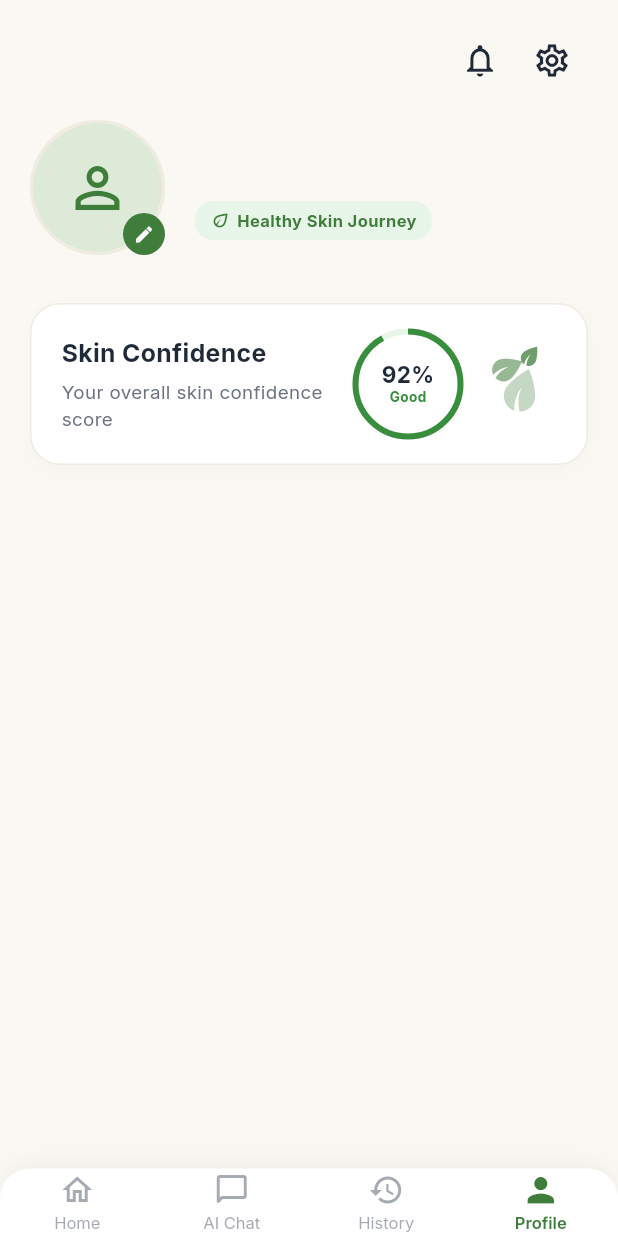
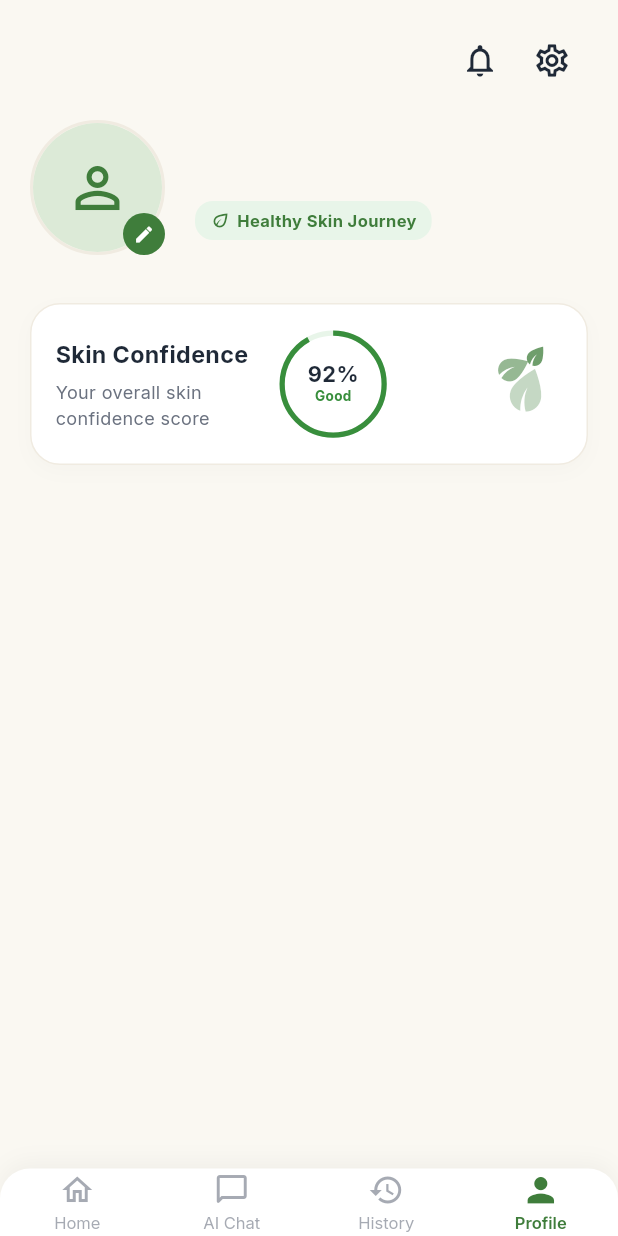
Before and after one commit to abhaysingh-10/nikaay, a Flutter app: the ProfileScreen screen opened by its route, on a phone screen of 412 x 824 dp. Run offline on Flutter 3.47's test engine with Material 3 defaults, Android fonts, the light colour scheme and no system bars; our stand-ins replace dio, firebase_auth, firebase_core, flutter_riverpod, go_router, google_fonts and 1 more; accounts and stored records are empty.

Commit message:
refactor(frontend): extract SkinConfidenceCard into standalone widget file

```diff
--- a/lib/features/profile/presentation/screens/profile_screen.dart
+++ b/lib/features/profile/presentation/screens/profile_screen.dart
@@ -3,6 +3,7 @@ import 'package:flutter_riverpod/flutter_riverpod.dart';
 import 'package:google_fonts/google_fonts.dart';
 import '../../../../app/theme/app_colors.dart';
 import '../../../auth/providers/auth_providers.dart';
+import '../widgets/skin_confidence_card.dart';
 
 class AvatarNotifier extends Notifier<bool> {
   @override
@@ -174,98 +175,7 @@ class ProfileScreen extends ConsumerWidget {
                 ],
               ),
               const SizedBox(height: 32),
-              Container(
-                width: double.infinity,
-                padding:
-                    const EdgeInsets.symmetric(horizontal: 20, vertical: 18),
-                decoration: BoxDecoration(
-                  color: Colors.white,
-                  borderRadius: BorderRadius.circular(20),
-                  border: Border.all(
-                    color: const Color(0xFFF0EBE1),
-                    width: 1.0,
-                  ),
-                  boxShadow: [
-                    BoxShadow(
-                      color: Colors.black.withValues(alpha: 0.02),
-                      blurRadius: 10,
-                      offset: const Offset(0, 4),
-                    ),
-                  ],
-                ),
-                child: Row(
-                  mainAxisAlignment: MainAxisAlignment.spaceBetween,
-                  children: [
-                    Expanded(
-                      child: Column(
-                        crossAxisAlignment: CrossAxisAlignment.start,
-                        children: [
-                          Text(
-                            'Skin Confidence',
-                            style: GoogleFonts.inter(
-                              fontSize: 16.5,
-                              fontWeight: FontWeight.bold,
-                              color: AppColors.primaryText,
-                            ),
-                          ),
-                          const SizedBox(height: 6),
-                          Text(
-                            'Your overall skin confidence score',
-                            style: GoogleFonts.inter(
-                              fontSize: 12.5,
-                              color: AppColors.secondaryText,
-                            ),
-                          ),
-                        ],
-                      ),
-                    ),
-                    const SizedBox(width: 12),
-                    Row(
-                      children: [
-                        Stack(
-                          alignment: Alignment.center,
-                          children: [
-                            const SizedBox(
-                              width: 70,
-                              height: 70,
-                              child: CircularProgressIndicator(
-                                value: 0.92,
-                                strokeWidth: 4,
-                                color: Color(0xFF388E3C),
-                                backgroundColor: Color(0xFFE8F5E9),
-                              ),
-                            ),
-                            Column(
-                              mainAxisAlignment: MainAxisAlignment.center,
-                              children: [
-                                Text(
-                                  '92%',
-                                  style: GoogleFonts.inter(
-                                    fontSize: 15,
-                                    fontWeight: FontWeight.bold,
-                                    color: AppColors.primaryText,
-                                    height: 1.1,
-                                  ),
-                                ),
-                                Text(
-                                  'Good',
-                                  style: GoogleFonts.inter(
-                                    fontSize: 9,
-                                    fontWeight: FontWeight.bold,
-                                    color: const Color(0xFF388E3C),
-                                  ),
-                                ),
-                              ],
-                            ),
-                          ],
-                        ),
-                        const SizedBox(width: 8),
-                        _buildLeafDecoration(),
-                      ],
-                    ),
-                  ],
-                ),
-              ),
+              const SkinConfidenceCard(),
               const SizedBox(height: 28),
               const SizedBox.shrink(),
               const SizedBox.shrink(),
@@ -283,52 +193,6 @@ class ProfileScreen extends ConsumerWidget {
         Icons.person_outline,
         color: AppColors.primaryGreen,
         size: 44,
-      ),
-    );
-  }
-
-  Widget _buildLeafDecoration() {
-    return SizedBox(
-      width: 56,
-      height: 70,
-      child: Stack(
-        alignment: Alignment.center,
-        clipBehavior: Clip.none,
-        children: [
-          Transform.translate(
-            offset: const Offset(4, 6),
-            child: Transform.rotate(
-              angle: -0.45,
-              child: Icon(
-                Icons.eco,
-                color: AppColors.primaryGreen.withValues(alpha: 0.30),
-                size: 36,
-              ),
-            ),
-          ),
-          Transform.translate(
-            offset: const Offset(-6, -10),
-            child: Transform.rotate(
-              angle: 0.35,
-              child: Icon(
-                Icons.eco,
-                color: AppColors.primaryGreen.withValues(alpha: 0.55),
-                size: 26,
-              ),
-            ),
-          ),
-          Transform.translate(
-            offset: const Offset(10, -18),
-            child: Transform.rotate(
-              angle: -0.15,
-              child: Icon(
-                Icons.eco,
-                color: AppColors.primaryGreen.withValues(alpha: 0.75),
-                size: 18,
-              ),
-            ),
-          ),
-        ],
       ),
     );
   }
--- /dev/null
+++ b/lib/features/profile/presentation/widgets/skin_confidence_card.dart
@@ -0,0 +1,156 @@
+import 'package:flutter/material.dart';
+import 'package:google_fonts/google_fonts.dart';
+import '../../../../app/theme/app_colors.dart';
+
+class SkinConfidenceCard extends StatelessWidget {
+  const SkinConfidenceCard({super.key});
+
+  @override
+  Widget build(BuildContext context) {
+    return Container(
+      width: double.infinity,
+      padding: const EdgeInsets.symmetric(horizontal: 16, vertical: 18),
+      decoration: BoxDecoration(
+        color: Colors.white,
+        borderRadius: BorderRadius.circular(20),
+        border: Border.all(
+          color: const Color(0xFFF0EBE1),
+          width: 1.0,
+        ),
+        boxShadow: [
+          BoxShadow(
+            color: Colors.black.withValues(alpha: 0.02),
+            blurRadius: 10,
+            offset: const Offset(0, 4),
+          ),
+        ],
+      ),
+      child: Row(
+        children: [
+          Expanded(
+            flex: 4,
+            child: Column(
+              crossAxisAlignment: CrossAxisAlignment.start,
+              children: [
+                Text(
+                  'Skin Confidence',
+                  style: GoogleFonts.inter(
+                    fontSize: 15.5,
+                    fontWeight: FontWeight.bold,
+                    color: AppColors.primaryText,
+                  ),
+                ),
+                const SizedBox(height: 6),
+                Text(
+                  'Your overall skin confidence score',
+                  style: GoogleFonts.inter(
+                    fontSize: 12.0,
+                    color: AppColors.secondaryText,
+                  ),
+                ),
+              ],
+            ),
+          ),
+          const SizedBox(width: 8),
+          Expanded(
+            flex: 3,
+            child: Center(
+              child: Stack(
+                alignment: Alignment.center,
+                children: [
+                  const SizedBox(
+                    width: 68,
+                    height: 68,
+                    child: CircularProgressIndicator(
+                      value: 0.92,
+                      strokeWidth: 3.5,
+                      color: Color(0xFF388E3C),
+                      backgroundColor: Color(0xFFE8F5E9),
+                    ),
+                  ),
+                  Column(
+                    mainAxisAlignment: MainAxisAlignment.center,
+                    mainAxisSize: MainAxisSize.min,
+                    children: [
+                      Text(
+                        '92%',
+                        style: GoogleFonts.inter(
+                          fontSize: 14.5,
+                          fontWeight: FontWeight.bold,
+                          color: AppColors.primaryText,
+                          height: 1.1,
+                        ),
+                      ),
+                      Text(
+                        'Good',
+                        style: GoogleFonts.inter(
+                          fontSize: 9,
+                          fontWeight: FontWeight.bold,
+                          color: const Color(0xFF388E3C),
+                        ),
+                      ),
+                    ],
+                  ),
+                ],
+              ),
+            ),
+          ),
+          const SizedBox(width: 8),
+          Expanded(
+            flex: 3,
+            child: Align(
+              alignment: Alignment.centerRight,
+              child: _buildLeafDecoration(),
+            ),
+          ),
+        ],
+      ),
+    );
+  }
+
+  Widget _buildLeafDecoration() {
+    return SizedBox(
+      width: 56,
+      height: 70,
+      child: Stack(
+        alignment: Alignment.center,
+        clipBehavior: Clip.none,
+        children: [
+          Transform.translate(
+            offset: const Offset(4, 6),
+            child: Transform.rotate(
+              angle: -0.45,
+              child: Icon(
+                Icons.eco,
+                color: AppColors.primaryGreen.withValues(alpha: 0.30),
+                size: 36,
+              ),
+            ),
+          ),
+          Transform.translate(
+            offset: const Offset(-6, -10),
+            child: Transform.rotate(
+              angle: 0.35,
+              child: Icon(
+                Icons.eco,
+                color: AppColors.primaryGreen.withValues(alpha: 0.55),
+                size: 26,
+              ),
+            ),
+          ),
+          Transform.translate(
+            offset: const Offset(10, -18),
+            child: Transform.rotate(
+              angle: -0.15,
+              child: Icon(
+                Icons.eco,
+                color: AppColors.primaryGreen.withValues(alpha: 0.75),
+                size: 18,
+              ),
+            ),
+          ),
+        ],
+      ),
+    );
+  }
+}
```
